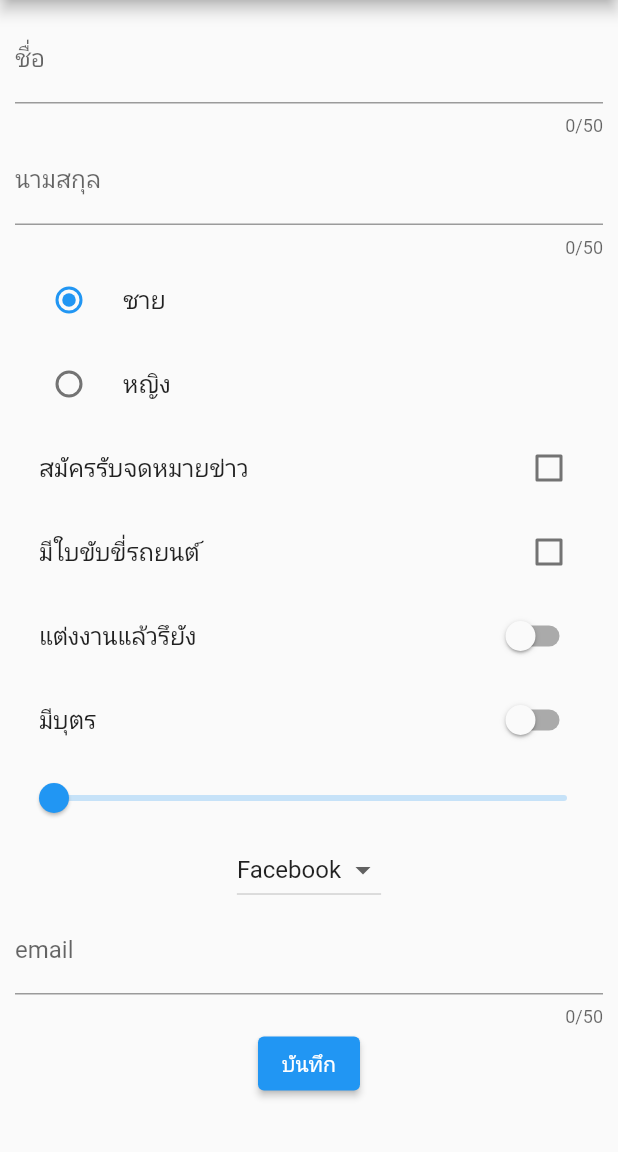
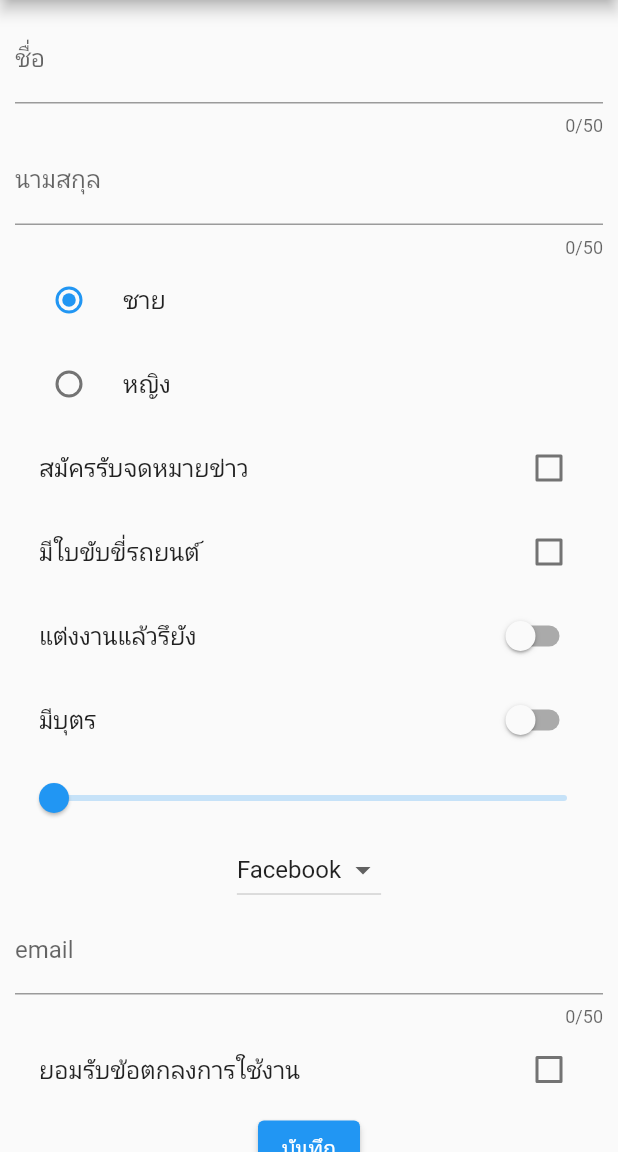
Before and after one commit to PornthaweeWork/flutter_form, a Flutter app: the screen it shows after launch, on a phone screen of 412 x 824 dp, the part 84-1236 px from its top. Run offline on Flutter 3.47's test engine with Material 2 defaults, Android fonts, the phone set to English and light mode, and no system bars; our stand-ins replace matcher.

Commit message:
Create Custom Widget CheckboxFormField

```diff
--- a/lib/screens/home_screen.dart
+++ b/lib/screens/home_screen.dart
@@ -1,4 +1,5 @@
 import 'package:flutter/material.dart';
+import 'package:flutter_form/widget/checkbox_form_field.dart';
 
 class HomeScreen extends StatefulWidget {
   @override
@@ -20,6 +21,7 @@ class _HomeScreenState extends State<HomeScreen> {
 
   var email = '';
   final key = GlobalKey<FormState>();
+  var agreement = false;
 
   @override
   Widget build(BuildContext context) {
@@ -50,6 +52,7 @@ class _HomeScreenState extends State<HomeScreen> {
                   print('Age: ${age}');
                   print('Channel: ${channel}');
                   print('Email: ${email}');
+                  print('Agreement: ${agreement}');
                 },
                 child: Text('บันทึก'),
               ),
@@ -75,6 +78,15 @@ class _HomeScreenState extends State<HomeScreen> {
             if (!RegExp(r'^[\w-\.]+@([\w-]+\.)+[\w-]{2,4}$').hasMatch(value)) return 'อีเมลไม่ถูกต้อง';
 
             return null;
+          },
+        ),
+        CheckboxFormField(
+          title: Text('ยอมรับข้อตกลงการใช้งาน'),
+          initialValue: agreement,
+          onSaved: (value) => agreement = value ?? false,
+          validator: (value) {
+            value ??= false;
+            if (!value) return 'กรุณากดยอมรับข้อตกลงการใช้งาน';
           },
         ),
       ],
--- /dev/null
+++ b/lib/widget/checkbox_form_field.dart
@@ -0,0 +1,23 @@
+import 'package:flutter/material.dart';
+import 'package:matcher/matcher.dart';
+
+class CheckboxFormField extends FormField<bool> {
+  CheckboxFormField({
+    Widget? title,
+    bool initialValue = false,
+    FormFieldSetter<bool>? onSaved,
+    FormFieldValidator<bool>? validator,
+  }) : super(
+    onSaved: onSaved,
+    validator: validator,
+    initialValue: initialValue,
+    builder: (field) => CheckboxListTile(
+      title: title,
+      value: field.value,
+      dense: field.hasError,
+      onChanged: field.didChange,
+      subtitle: field.hasError ? Text(field.errorText ?? '', style: TextStyle(color: Colors.red),) : null,
+    )
+  );
+
+}
```
